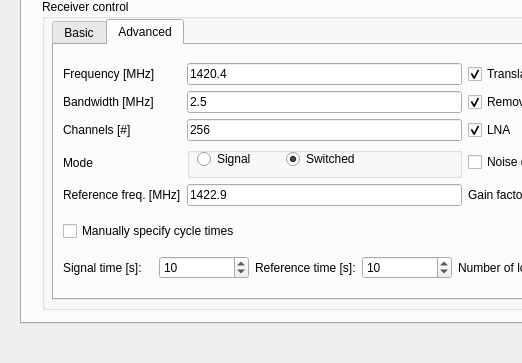
varenius/salsa, file Control_program/SALSA_UI.ui: the form before one commit; both pictures show x 0 to 522 and y 277 to 640 of the 835 by 640 pixel window.
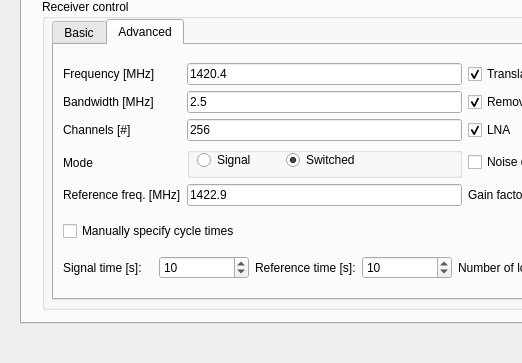
The form after the commit. The open tabs and pages were chosen to show the change.

Commit message: Added min height to sig/ref radio buttons

```diff
--- a/Control_program/SALSA_UI.ui
+++ b/Control_program/SALSA_UI.ui
@@ -487,12 +487,18 @@
                   <x>10</x>
                   <y>0</y>
                   <width>171</width>
-                  <height>24</height>
+                  <height>27</height>
                  </rect>
                 </property>
                 <layout class="QHBoxLayout" name="horizontalLayout">
                  <item>
                   <widget class="QRadioButton" name="mode_signal">
+                   <property name="minimumSize">
+                    <size>
+                     <width>0</width>
+                     <height>15</height>
+                    </size>
+                   </property>
                    <property name="text">
                     <string>Signal</string>
                    </property>
@@ -500,6 +506,12 @@
                  </item>
                  <item>
                   <widget class="QRadioButton" name="mode_switched">
+                   <property name="minimumSize">
+                    <size>
+                     <width>0</width>
+                     <height>15</height>
+                    </size>
+                   </property>
                    <property name="text">
                     <string>Switched</string>
                    </property>
```
The commit also changes 1 other file.
